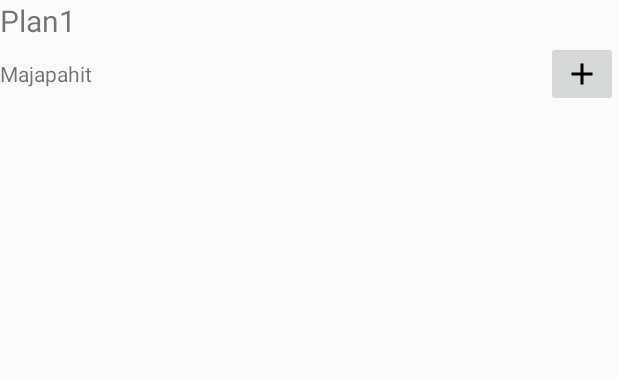
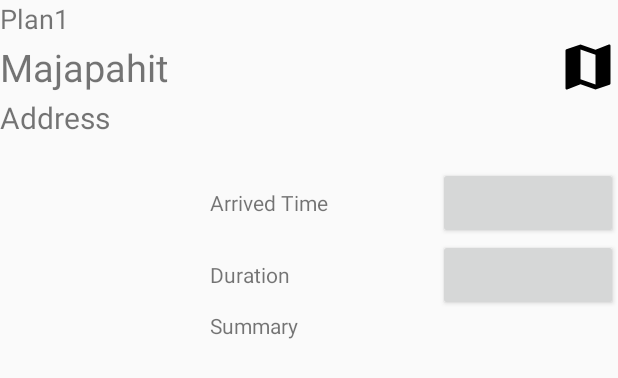
Before and after one commit to luisanthoniealkins/FinalProjectMCS, an Android app: the layout item_plan.xml on its own in the app's theme, with its tools: preview values and no code run, on a phone screen of 412 x 824 dp. Shown: the top 378 px of the screen. Run offline under Robolectric (Android 15) with nearby library versions, the phone set to English and light mode, and no system bars.

Commit message:
Update Plan Activity

```diff
--- a/app/build.gradle
+++ b/app/build.gradle
@@ -30,7 +30,9 @@ dependencies {
     implementation 'com.google.android.material:material:1.1.0'
     implementation 'androidx.constraintlayout:constraintlayout:1.1.3'
     implementation 'com.github.armcha:SpaceNavigationView:1.6.0'
+    implementation 'com.github.bumptech.glide:glide:4.11.0'
     testImplementation 'junit:junit:4.12'
     androidTestImplementation 'androidx.test.ext:junit:1.1.1'
     androidTestImplementation 'androidx.test.espresso:espresso-core:3.2.0'
+
 }
--- a/app/src/main/res/layout/item_plan.xml
+++ b/app/src/main/res/layout/item_plan.xml
@@ -2,14 +2,14 @@
 <LinearLayout
     xmlns:android="http://schemas.android.com/apk/res/android"
     android:layout_width="match_parent"
-    android:layout_height="match_parent"
+    android:layout_height="wrap_content"
     android:orientation="vertical">
 
     <TextView
-        android:id="@+id/id_title_number"
+        android:id="@+id/id_item_plan_tv_title"
         android:layout_width="wrap_content"
         android:layout_height="wrap_content"
-        android:textSize="20sp"
+        android:textSize="18sp"
         android:text="Plan1"/>
 
     <LinearLayout
@@ -19,17 +19,103 @@
         android:gravity="center_vertical">
 
         <TextView
-            android:id="@+id/id_"
+            android:id="@+id/id_item_plan_tv_name"
             android:layout_width="0dp"
             android:layout_height="wrap_content"
             android:layout_weight="1"
-            android:text="Majapahit"/>
+            android:text="Majapahit"
+            android:textSize="25sp"/>
 
-        <ImageButton
-            android:layout_width="wrap_content"
-            android:layout_height="wrap_content"
-            android:src="@drawable/ic_add_black_24dp"/>
+        <ImageView
+            android:id="@+id/id_item_plan_iv_edit"
+            android:layout_width="40dp"
+            android:layout_height="40dp"
+            android:src="@drawable/ic_map_black_24dp" />
 
     </LinearLayout>
 
+    <TextView
+        android:layout_width="match_parent"
+        android:layout_height="wrap_content"
+        android:text="Address"
+        android:textSize="20sp"/>
+
+
+    <TextView
+        android:id="@+id/id_item_plan_tv_address"
+        android:layout_width="match_parent"
+        android:layout_height="wrap_content" />
+
+    <LinearLayout
+        android:layout_width="match_parent"
+        android:layout_height="wrap_content"
+        android:orientation="horizontal">
+        <ImageView
+            android:id="@+id/id_item_plan_iv_preview"
+            android:layout_width="120dp"
+            android:layout_height="120dp"
+            android:layout_marginEnd="20dp"/>
+
+        <LinearLayout
+            android:layout_width="match_parent"
+            android:layout_height="wrap_content"
+            android:orientation="vertical">
+
+            <LinearLayout
+                android:layout_width="match_parent"
+                android:layout_height="wrap_content"
+                android:orientation="horizontal">
+
+                <TextView
+                    android:layout_width="0dp"
+                    android:layout_height="wrap_content"
+                    android:layout_weight="1"
+                    android:text="Arrived Time"/>
+
+                <Button
+                    android:id="@+id/id_item_plan_btn_arrived_time"
+                    android:layout_width="120dp"
+                    android:layout_height="wrap_content"/>
+            </LinearLayout>
+            <LinearLayout
+                android:layout_width="match_parent"
+                android:layout_height="wrap_content"
+                android:orientation="horizontal">
+
+                <TextView
+                    android:layout_width="0dp"
+                    android:layout_height="wrap_content"
+                    android:layout_weight="1"
+                    android:text="Duration"/>
+
+                <Button
+                    android:id="@+id/id_item_plan_btn_duration"
+                    android:layout_width="120dp"
+                    android:layout_height="wrap_content"/>
+            </LinearLayout>
+
+            <LinearLayout
+                android:layout_width="match_parent"
+                android:layout_height="wrap_content"
+                android:orientation="horizontal">
+
+                <TextView
+                    android:layout_width="0dp"
+                    android:layout_height="wrap_content"
+                    android:layout_weight="1"
+                    android:text="Summary"/>
+
+                <TextView
+                    android:id="@+id/id_item_plan_tv_summary"
+                    android:layout_width="120dp"
+                    android:layout_height="wrap_content"/>
+            </LinearLayout>
+
+        </LinearLayout>
+
+
+    </LinearLayout>
+
+
+
 </LinearLayout>
```
Also changed, not shown: app/src/main/AndroidManifest.xml (+6 -3 lines), app/src/main/java/com/laacompany/travelplanner/Handle.java (added, +9 -0 lines), app/src/main/java/com/laacompany/travelplanner/Plan.java (added, +55 -0 lines), app/src/main/java/com/laacompany/travelplanner/PlanActivity.java (+27 -1 lines), app/src/main/java/com/laacompany/travelplanner/PlanAdapter.java (added, +89 -0 lines), app/src/main/res/drawable/ic_edit_black_24dp.xml (+8 -4 lines), app/src/main/res/layout/activity_plan.xml (+4 -5 lines).
